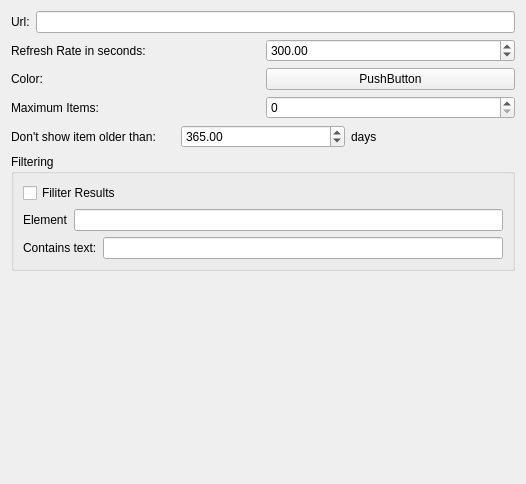
This is Minerva/Plugins/GeoRSSQt/AddGeoRSSLayerWidget.ui in perryiv/cadkit as Qt 5 draws it before an edit. The edited form follows.
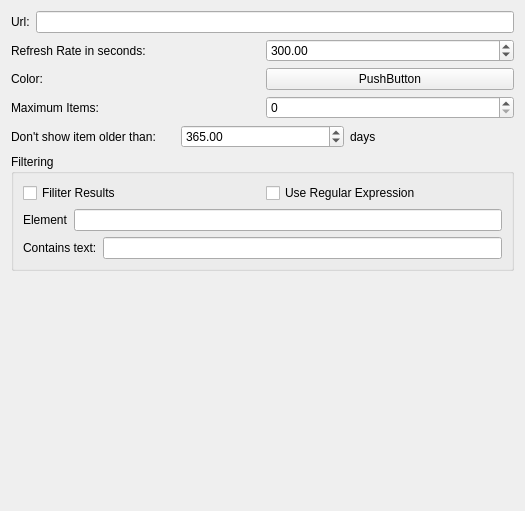
This is the edited form. Custom widgets are drawn as their Qt base class.

Commit message: -Adding use regular expression check box.

```diff
--- a/Minerva/Plugins/GeoRSSQt/AddGeoRSSLayerWidget.ui
+++ b/Minerva/Plugins/GeoRSSQt/AddGeoRSSLayerWidget.ui
@@ -5,14 +5,14 @@
    <rect>
     <x>0</x>
     <y>0</y>
-    <width>526</width>
-    <height>484</height>
+    <width>525</width>
+    <height>511</height>
    </rect>
   </property>
   <property name="windowTitle" >
    <string>Form</string>
   </property>
-  <layout class="QVBoxLayout" name="verticalLayout" >
+  <layout class="QVBoxLayout" name="verticalLayout_2" >
    <item>
     <layout class="QHBoxLayout" >
      <item>
@@ -92,10 +92,10 @@
      <item>
       <widget class="QDoubleSpinBox" name="_maximumItemAge" >
        <property name="maximum" >
-        <number>999999999</number>
+        <double>999999999.000000000000000</double>
        </property>
        <property name="value" >
-        <number>365</number>
+        <double>365.000000000000000</double>
        </property>
       </widget>
      </item>
@@ -113,13 +113,24 @@
      <property name="title" >
       <string>Filtering</string>
      </property>
-     <layout class="QVBoxLayout" >
+     <layout class="QVBoxLayout" name="verticalLayout" >
+      <item>
+       <layout class="QHBoxLayout" name="horizontalLayout_2" >
       <item>
        <widget class="QCheckBox" name="_enableFiltering" >
         <property name="text" >
          <string>Filiter Results</string>
         </property>
        </widget>
+        </item>
+        <item>
+         <widget class="QCheckBox" name="_useRegEx" >
+          <property name="text" >
+           <string>Use Regular Expression</string>
+          </property>
+         </widget>
+        </item>
+       </layout>
       </item>
       <item>
        <layout class="QHBoxLayout" >
```
Lines whose indentation alone changed are shown as unchanged. The commit also changes 6 other files.
